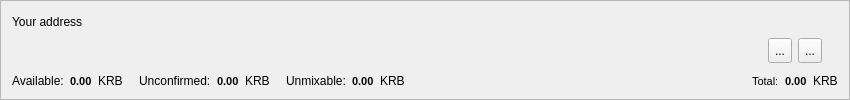
This is src/gui/ui/accountframe.ui in cryptonotefoundation/cryptonotewallet as Qt 5 draws it before an edit. The edited form follows.
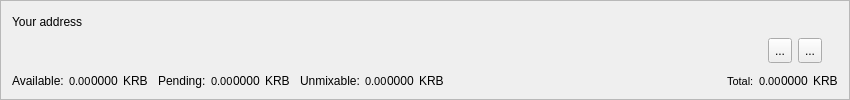
This is the edited form. Icons and pictures are not drawn.

Commit message: Show dust in smaller font size

Patch:
```diff
--- a/src/gui/ui/accountframe.ui
+++ b/src/gui/ui/accountframe.ui
@@ -191,6 +191,24 @@
    </item>
    <item>
     <layout class="QHBoxLayout" name="horizontalLayout_3">
+     <property name="spacing">
+      <number>0</number>
+     </property>
+     <property name="sizeConstraint">
+      <enum>QLayout::SetMinimumSize</enum>
+     </property>
+     <property name="leftMargin">
+      <number>0</number>
+     </property>
+     <property name="topMargin">
+      <number>0</number>
+     </property>
+     <property name="rightMargin">
+      <number>0</number>
+     </property>
+     <property name="bottomMargin">
+      <number>0</number>
+     </property>
      <item>
       <widget class="QLabel" name="label_2">
        <property name="text">
@@ -201,13 +219,29 @@
        </property>
       </widget>
      </item>
+     <item>
+      <spacer name="horizontalSpacer_5">
+       <property name="orientation">
+        <enum>Qt::Horizontal</enum>
+       </property>
+       <property name="sizeType">
+        <enum>QSizePolicy::Fixed</enum>
+       </property>
+       <property name="sizeHint" stdset="0">
+        <size>
+         <width>5</width>
+         <height>20</height>
+        </size>
+       </property>
+      </spacer>
+     </item>
      <item>
       <widget class="QLabel" name="m_actualBalanceLabel">
        <property name="font">
         <font>
          <pointsize>8</pointsize>
-         <weight>75</weight>
-         <bold>true</bold>
+         <weight>50</weight>
+         <bold>false</bold>
         </font>
        </property>
        <property name="text">
@@ -218,6 +252,32 @@
        </property>
       </widget>
      </item>
+     <item>
+      <widget class="QLabel" name="m_actualBalanceDust">
+       <property name="text">
+        <string>0000</string>
+       </property>
+       <property name="alignment">
+        <set>Qt::AlignBottom|Qt::AlignLeading|Qt::AlignLeft</set>
+       </property>
+      </widget>
+     </item>
+     <item>
+      <spacer name="horizontalSpacer_7">
+       <property name="orientation">
+        <enum>Qt::Horizontal</enum>
+       </property>
+       <property name="sizeType">
+        <enum>QSizePolicy::Fixed</enum>
+       </property>
+       <property name="sizeHint" stdset="0">
+        <size>
+         <width>5</width>
+         <height>20</height>
+        </size>
+       </property>
+      </spacer>
+     </item>
      <item>
       <widget class="QLabel" name="m_tickerLabel1">
        <property name="text">
@@ -247,20 +307,36 @@
      <item>
       <widget class="QLabel" name="label_4">
        <property name="text">
-        <string>Unconfirmed:</string>
+        <string>Pending:</string>
        </property>
        <property name="alignment">
         <set>Qt::AlignBottom|Qt::AlignLeading|Qt::AlignLeft</set>
        </property>
       </widget>
      </item>
+     <item>
+      <spacer name="horizontalSpacer_8">
+       <property name="orientation">
+        <enum>Qt::Horizontal</enum>
+       </property>
+       <property name="sizeType">
+        <enum>QSizePolicy::Fixed</enum>
+       </property>
+       <property name="sizeHint" stdset="0">
+        <size>
+         <width>5</width>
+         <height>20</height>
+        </size>
+       </property>
+      </spacer>
+     </item>
      <item>
       <widget class="QLabel" name="m_pendingBalanceLabel">
        <property name="font">
         <font>
          <pointsize>8</pointsize>
-         <weight>75</weight>
-         <bold>true</bold>
+         <weight>50</weight>
+         <bold>false</bold>
         </font>
        </property>
        <property name="text">
@@ -271,6 +347,32 @@
        </property>
       </widget>
      </item>
+     <item>
+      <widget class="QLabel" name="m_pendingBalanceDust">
+       <property name="text">
+        <string>0000</string>
+       </property>
+       <property name="alignment">
+        <set>Qt::AlignBottom|Qt::AlignLeading|Qt::AlignLeft</set>
+       </property>
+      </widget>
+     </item>
+     <item>
+      <spacer name="horizontalSpacer_9">
+       <property name="orientation">
+        <enum>Qt::Horizontal</enum>
+       </property>
+       <property name="sizeType">
+        <enum>QSizePolicy::Fixed</enum>
+       </property>
+       <property name="sizeHint" stdset="0">
+        <size>
+         <width>5</width>
+         <height>20</height>
+        </size>
+       </property>
+      </spacer>
+     </item>
      <item>
       <widget class="QLabel" name="m_tickerLabel2">
        <property name="text">
@@ -307,13 +409,29 @@
        </property>
       </widget>
      </item>
+     <item>
+      <spacer name="horizontalSpacer_10">
+       <property name="orientation">
+        <enum>Qt::Horizontal</enum>
+       </property>
+       <property name="sizeType">
+        <enum>QSizePolicy::Fixed</enum>
+       </property>
+       <property name="sizeHint" stdset="0">
+        <size>
+         <width>5</width>
+         <height>20</height>
+        </size>
+       </property>
+      </spacer>
+     </item>
      <item>
       <widget class="QLabel" name="m_unmixableBalanceLabel">
        <property name="font">
         <font>
          <pointsize>8</pointsize>
-         <weight>75</weight>
-         <bold>true</bold>
+         <weight>50</weight>
+         <bold>false</bold>
         </font>
        </property>
        <property name="text">
@@ -324,6 +442,32 @@
        </property>
       </widget>
      </item>
+     <item>
+      <widget class="QLabel" name="m_unmixableBalanceDust">
+       <property name="text">
+        <string>0000</string>
+       </property>
+       <property name="alignment">
+        <set>Qt::AlignBottom|Qt::AlignLeading|Qt::AlignLeft</set>
+       </property>
+      </widget>
+     </item>
+     <item>
+      <spacer name="horizontalSpacer_11">
+       <property name="orientation">
+        <enum>Qt::Horizontal</enum>
+       </property>
+       <property name="sizeType">
+        <enum>QSizePolicy::Fixed</enum>
+       </property>
+       <property name="sizeHint" stdset="0">
+        <size>
+         <width>5</width>
+         <height>20</height>
+        </size>
+       </property>
+      </spacer>
+     </item>
      <item>
       <widget class="QLabel" name="m_tickerLabel3">
        <property name="text">
@@ -341,7 +485,7 @@
        </property>
        <property name="sizeHint" stdset="0">
         <size>
-         <width>558</width>
+         <width>100</width>
          <height>17</height>
         </size>
        </property>
@@ -362,13 +506,29 @@
        </property>
       </widget>
      </item>
+     <item>
+      <spacer name="horizontalSpacer_12">
+       <property name="orientation">
+        <enum>Qt::Horizontal</enum>
+       </property>
+       <property name="sizeType">
+        <enum>QSizePolicy::Fixed</enum>
+       </property>
+       <property name="sizeHint" stdset="0">
+        <size>
+         <width>5</width>
+         <height>20</height>
+        </size>
+       </property>
+      </spacer>
+     </item>
      <item>
       <widget class="QLabel" name="m_totalBalanceLabel">
        <property name="font">
         <font>
          <pointsize>8</pointsize>
-         <weight>75</weight>
-         <bold>true</bold>
+         <weight>50</weight>
+         <bold>false</bold>
         </font>
        </property>
        <property name="text">
@@ -379,6 +539,32 @@
        </property>
       </widget>
      </item>
+     <item>
+      <widget class="QLabel" name="m_totalBalanceDust">
+       <property name="text">
+        <string>0000</string>
+       </property>
+       <property name="alignment">
+        <set>Qt::AlignBottom|Qt::AlignLeading|Qt::AlignLeft</set>
+       </property>
+      </widget>
+     </item>
+     <item>
+      <spacer name="horizontalSpacer_13">
+       <property name="orientation">
+        <enum>Qt::Horizontal</enum>
+       </property>
+       <property name="sizeType">
+        <enum>QSizePolicy::Fixed</enum>
+       </property>
+       <property name="sizeHint" stdset="0">
+        <size>
+         <width>5</width>
+         <height>20</height>
+        </size>
+       </property>
+      </spacer>
+     </item>
      <item>
       <widget class="QLabel" name="m_tickerLabel4">
        <property name="text">
```
Left out of the diff: 11 changed lines with no effect on the pictures. The commit also changes 3 other files.
